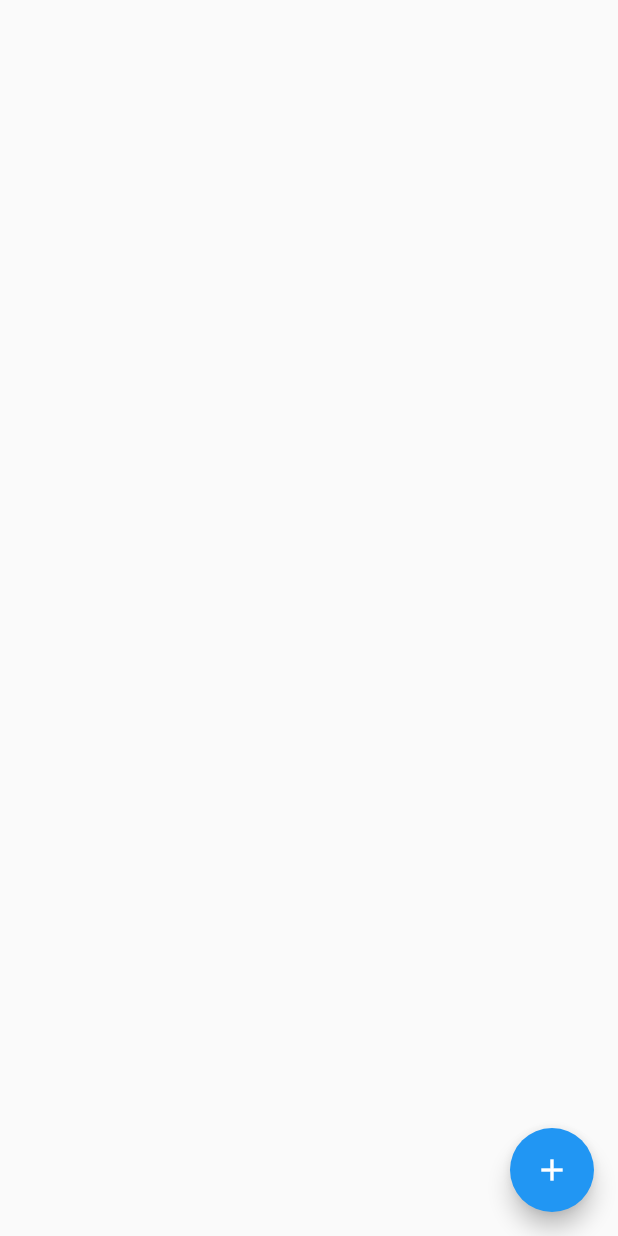
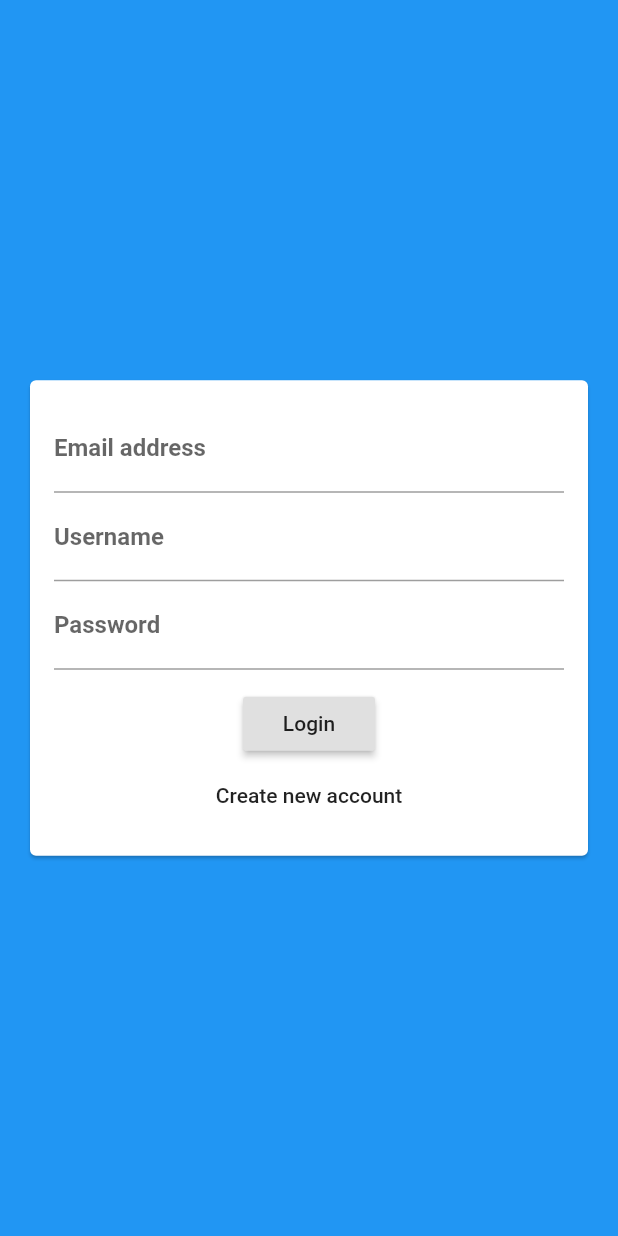
Before and after one commit to JaavierR/chat-app-flutter, a Flutter app: the screen it shows after launch, on a phone screen of 412 x 824 dp. Run offline on Flutter 3.47's test engine with Material 2 defaults, Android fonts, the phone set to English and light mode, and no system bars; our stand-ins replace cloud_firestore; accounts and stored records are empty.

Commit message:
feat: add a basic auth screen.

```diff
--- a/lib/main.dart
+++ b/lib/main.dart
@@ -1,5 +1,6 @@
 import 'package:flutter/material.dart';
 
+import './screens/auth_screen.dart';
 import './screens/chat_screen.dart';
 
 void main() {
@@ -16,7 +17,7 @@ class MyApp extends StatelessWidget {
         primarySwatch: Colors.blue,
         visualDensity: VisualDensity.adaptivePlatformDensity,
       ),
-      home: ChatScreen(),
+      home: AuthScreen(),
     );
   }
 }
--- a/lib/screens/auth_screen.dart
+++ b/lib/screens/auth_screen.dart
@@ -0,0 +1,18 @@
+import 'package:flutter/material.dart';
+
+import '../widgets/auth/auth_form.dart';
+
+class AuthScreen extends StatefulWidget {
+  @override
+  _AuthScreenState createState() => _AuthScreenState();
+}
+
+class _AuthScreenState extends State<AuthScreen> {
+  @override
+  Widget build(BuildContext context) {
+    return Scaffold(
+      backgroundColor: Theme.of(context).primaryColor,
+      body: AuthForm(),
+    );
+  }
+}
--- /dev/null
+++ b/lib/widgets/auth/auth_form.dart
@@ -0,0 +1,57 @@
+import 'package:flutter/material.dart';
+
+class AuthForm extends StatefulWidget {
+  @override
+  _AuthFormState createState() => _AuthFormState();
+}
+
+class _AuthFormState extends State<AuthForm> {
+  @override
+  Widget build(BuildContext context) {
+    return Center(
+      child: Card(
+        margin: const EdgeInsets.all(20.0),
+        child: SingleChildScrollView(
+          child: Padding(
+            padding: const EdgeInsets.all(16.0),
+            child: Form(
+                child: Column(
+              mainAxisSize: MainAxisSize.min,
+              children: [
+                TextFormField(
+                  keyboardType: TextInputType.emailAddress,
+                  decoration: InputDecoration(
+                    labelText: 'Email address',
+                    labelStyle: const TextStyle(fontWeight: FontWeight.bold),
+                  ),
+                ),
+                TextFormField(
+                  decoration: InputDecoration(
+                    labelText: 'Username',
+                    labelStyle: const TextStyle(fontWeight: FontWeight.bold),
+                  ),
+                ),
+                TextFormField(
+                  obscureText: true,
+                  decoration: InputDecoration(
+                    labelText: 'Password',
+                    labelStyle: const TextStyle(fontWeight: FontWeight.bold),
+                  ),
+                ),
+                SizedBox(height: 12.0),
+                RaisedButton(
+                  child: Text('Login'),
+                  onPressed: () {},
+                ),
+                FlatButton(
+                  child: Text('Create new account'),
+                  onPressed: () {},
+                ),
+              ],
+            )),
+          ),
+        ),
+      ),
+    );
+  }
+}
```
